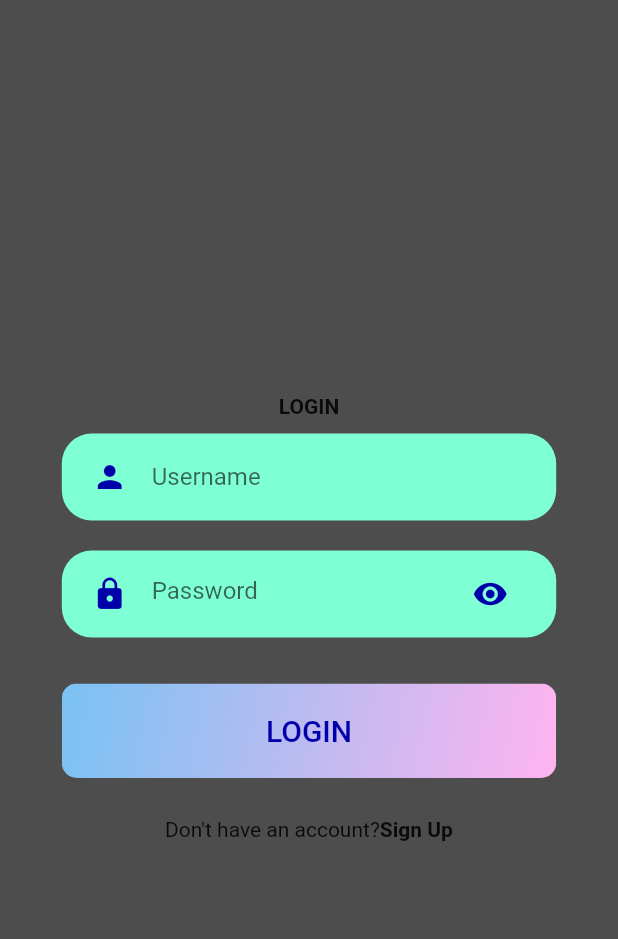
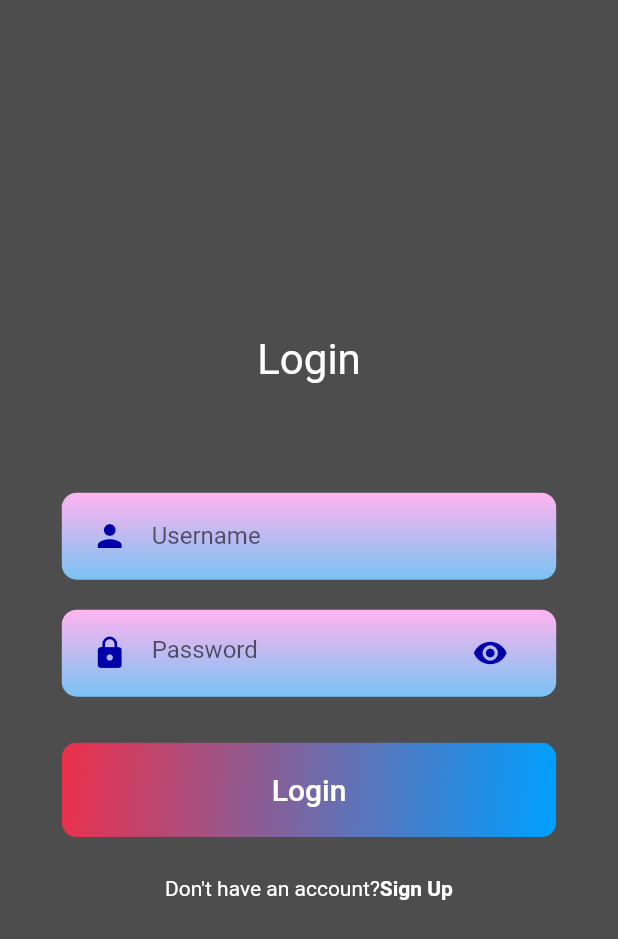
Before and after one commit to operator-id/Flutter_ChatApp, a Flutter app: the screen it shows after launch, after a tap on "Login", on a phone screen of 412 x 824 dp. Shown: the top 939 px of the screen. Run offline on Flutter 3.47's test engine with Material 2 defaults, Android fonts, the phone set to English and light mode, and no system bars; Roboto replaces fonts that are missing (Hind, Playfair Display, Roboto Slab).

Commit message:
Style modifications

```diff
--- a/lib/Screens/login_screen/components/login_body.dart
+++ b/lib/Screens/login_screen/components/login_body.dart
@@ -61,8 +61,11 @@ class _LoginBodyState extends State<LoginBody> {
           mainAxisAlignment: MainAxisAlignment.center,
           children: <Widget>[
             Text(
-              "LOGIN",
-              style: TextStyle(fontWeight: FontWeight.bold),
+              "Login",
+
+          style:   Theme.of(context).textTheme.headline3,),
+            SizedBox(
+              height: size.height * .075,
             ),
             RoundedInputField(
               hintText: "Username",
@@ -84,7 +87,7 @@ class _LoginBodyState extends State<LoginBody> {
               height: size.height * .025,
             ),
             RoundedButton(
-              text: "LOGIN",
+              text: "Login",
               press: () {
                 {
                   if (_formKey.currentState.validate()) {
@@ -99,13 +102,14 @@ class _LoginBodyState extends State<LoginBody> {
             SizedBox(
               height: size.height * .0125,
             ),
-            (_status == null) ? Text("") : Text(_status),
+            Text((_status == null) ?  "" :  _status,
+            style:   Theme.of(context).textTheme.bodyText2,),
             Row(
               mainAxisAlignment: MainAxisAlignment.center,
               children: <Widget>[
                 Text(
                   "Don't have an account?",
-                  //style: TextStyle(color: kPrimaryColor),
+                  style: Theme.of(context).textTheme.bodyText2,
                 ),
                 GestureDetector(
                   onTap: () {
--- a/lib/Screens/login_screen/components/text_field_container.dart
+++ b/lib/Screens/login_screen/components/text_field_container.dart
@@ -16,10 +16,7 @@ class TextFieldContainer extends StatelessWidget {
       margin: EdgeInsets.symmetric(vertical: 10),
       padding: EdgeInsets.symmetric(horizontal: 20, vertical: 5),
       width: size.width * .8,
-      decoration: BoxDecoration(
-        color: kPrimaryLightColor,
-        borderRadius: BorderRadius.circular(20),
-      ),
+      decoration: kSecondaryGradient,
       child: child,
     );
   }
--- a/lib/Screens/welcome_screen/components/body.dart
+++ b/lib/Screens/welcome_screen/components/body.dart
@@ -13,14 +13,17 @@ class Body extends StatelessWidget {
     return Background(
       child: SingleChildScrollView(
         child: Column(
-          mainAxisAlignment: MainAxisAlignment.center,
+          mainAxisAlignment: MainAxisAlignment.start,
           children: <Widget>[
-            Text(
-              "Log in",
-              style: TextStyle(fontWeight: FontWeight.bold),
+            Align(
+              alignment: Alignment.topCenter,
+              child: Text(
+                "Borodin Chat",
+                style: Theme.of(context).textTheme.headline1,
+              ),
             ),
             SizedBox(
-              height: size.height * .025,
+              height: size.height * .1,
             ),
             RoundedButton(
               text: "Login",
@@ -39,7 +42,7 @@ class Body extends StatelessWidget {
               height: size.height * .025,
             ),
             RoundedButton(
-              text: "Register",
+              text: "Sign Up",
               color: kPrimaryLightColor,
               textColor: Colors.black,
               press: () {
--- a/lib/constants.dart
+++ b/lib/constants.dart
@@ -5,12 +5,27 @@ import 'package:flutter/material.dart';
 const kPrimaryColor = Color.fromARGB(255,0, 0, 170);
 const kPrimaryLightColor = Color.fromARGB(255, 127, 255, 212); //rgb(77,77,255)  azure - rgb(0,127,255)
 const kPrimaryGradient = BoxDecoration(
+
     gradient: LinearGradient(
   colors: [
-    Color.fromRGBO(121, 194, 243, 1),
-    Color.fromRGBO(255, 180, 239, 1),
+    Color.fromRGBO(0, 159, 255, 1),
+    Color.fromRGBO(236, 47, 75, 1),
   ],
-  begin: Alignment.topLeft,
-  end: Alignment.bottomRight,
+      begin: Alignment.centerRight,
+      end: Alignment.topLeft
+//
+));
+ final kSecondaryGradient = BoxDecoration(
+
+    gradient: LinearGradient(
+      colors: [
+        Color.fromRGBO(121,194,243,1),
+        Color.fromRGBO(255,180,239,1),
+      ],
+      begin: Alignment.bottomCenter,
+      end: Alignment.topCenter,
+
 // background-image: linear-gradient( 114.2deg,  rgba(121,194,243,1) 22.6%, rgba(255,180,239,1) 67.7% );
-));
+    ),
+    borderRadius: BorderRadius.circular(10),
+);
--- a/lib/main.dart
+++ b/lib/main.dart
@@ -18,9 +18,12 @@ class MyApp extends StatelessWidget {
         scaffoldBackgroundColor: Colors.black45,
 
         textTheme: TextTheme(
-          button: TextStyle(fontSize: 20.0, fontFamily: 'Hind', color: kPrimaryColor),//R:255, G:47, B:235
+          button: TextStyle(fontSize: 20.0, fontFamily: 'Roboto Slab', color: Colors.white),//R:255, G:47, B:235
           bodyText1: TextStyle(fontSize: 14.0, fontFamily: 'Hind', color:   Color.fromRGBO(255, 47, 235, 1)),
-          bodyText2: TextStyle(fontSize: 14.0, fontFamily: 'Hind'),
+          bodyText2: TextStyle(fontSize: 14.0, fontFamily: 'Hind', color: Colors.white),
+          headline1: TextStyle(fontSize: 40.0, fontFamily: 'Playfair Display', color: Colors.white),
+          headline3: TextStyle(fontSize: 28.0, fontFamily: 'Playfair Display', color: Colors.white),
+
         ),
 
       ),
```
Also changed, not shown: lib/Screens/signup_screen/signup_screen.dart (+8 -5 lines), lib/message_model.dart (added, +13 -0 lines), lib/user_model.dart (added, +9 -0 lines).
